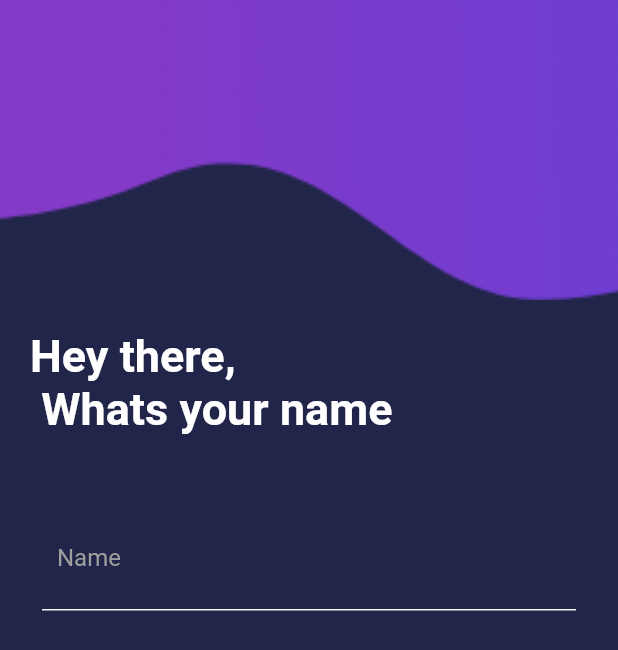
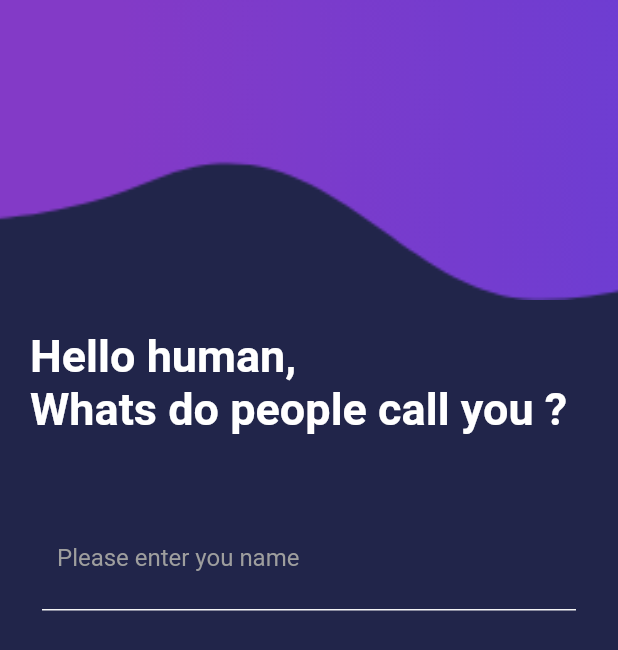
Before and after one commit to jeran7/Polaris, a Flutter app: the screen it shows after launch, on a phone screen of 412 x 824 dp. Shown: the top 650 px of the screen. Run offline on Flutter 3.47's test engine with Material 2 defaults, Android fonts, the phone set to English and light mode, and no system bars; our stand-ins replace simple_animations.

Commit message:
Fix indendation

```diff
--- a/lib/main.dart
+++ b/lib/main.dart
@@ -51,7 +51,7 @@ class _HomePageState extends State<HomePage> {
                 FadeAnimation(
                   1,
                   Text(
-                    "Hey there, \n Whats your name",
+                    "Hello human, \nWhats do people call you ?",
                     style: TextStyle(
                       fontSize: 30,
                       color: Colors.white,
@@ -84,7 +84,7 @@ class _HomePageState extends State<HomePage> {
                           child: TextField(
                             decoration: InputDecoration(
                               border: InputBorder.none,
-                              hintText: "Name",
+                              hintText: "Please enter you name",
                               hintStyle: TextStyle(color: Colors.grey),
                             ),
                           ),
```
